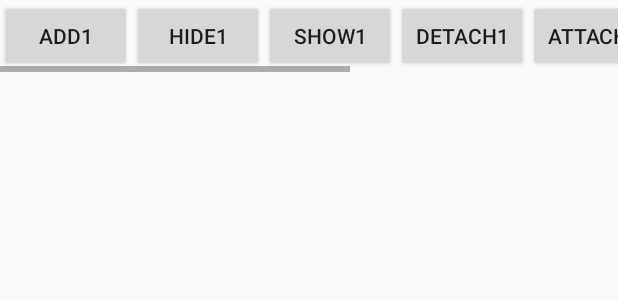
After one commit to TkkSoCool/AndroidSummary, an Android app: the layout activity_fragment_left.xml on its own in the app's theme, with its tools: preview values and no code run, on a phone screen of 412 x 824 dp. The commit adds this screen. Shown: the top 300 px of the screen. Run offline under Robolectric (Android 15) with nearby library versions, the phone set to English and light mode, and no system bars.

Commit message:
。。。

```diff
--- a/app/src/main/AndroidManifest.xml
+++ b/app/src/main/AndroidManifest.xml
@@ -79,8 +79,9 @@
         <activity android:name=".knowledgepoint.frame.dagger2.Dagger2Activity" />
         <activity android:name=".knowledgepoint.frame.permissionsdispatcher_AndAndroidM_File.PermissionAndFileActivity" />
         <activity android:name=".knowledgepoint.frame.Luban.LubanActivity" />
-        <activity android:name=".knowledgepoint.fourcomponents.FileActivity"></activity>
+        <activity android:name=".knowledgepoint.fourcomponents.FileActivity" />
         <activity android:name=".knowledgepoint.view.TabLayoutActivity" />
+        <activity android:name=".knowledgepoint.view.fragment_life.FragmentLifeActivity"></activity>
     </application>
 
 </manifest>
--- a/app/src/main/java/com/tkk/androidsummary/MainActivity.java
+++ b/app/src/main/java/com/tkk/androidsummary/MainActivity.java
@@ -57,7 +57,6 @@ public class MainActivity extends BaseActivity {
         try {
             PackageInfo packageInfo = getPackageManager().getPackageInfo(getApplication().getPackageName(), PackageManager.GET_ACTIVITIES);
             ActivityInfo[] activities = packageInfo.activities;
-
             /**
              * 轮询所有activity的KnowledgeInfo注解信息
              */
--- a/app/src/main/java/com/tkk/androidsummary/knowledgepoint/view/lazyfragment/BaseLazyFragment.java
+++ b/app/src/main/java/com/tkk/androidsummary/knowledgepoint/view/lazyfragment/BaseLazyFragment.java
@@ -13,11 +13,9 @@ import android.widget.FrameLayout;
 
 /**
  * Created  on 2018/1/17
- *
  * @author 唐开阔
- * @describe
+ * @describe 不会从新执行onCreateView方法
  */
-
 public abstract class BaseLazyFragment extends Fragment {
 
     // 检测声明周期中，是否已经构建视图
--- /dev/null
+++ b/app/src/main/res/layout/activity_fragment_left.xml
@@ -0,0 +1,79 @@
+<?xml version="1.0" encoding="utf-8"?>
+<LinearLayout xmlns:android="http://schemas.android.com/apk/res/android"
+    xmlns:app="http://schemas.android.com/apk/res-auto"
+    android:layout_width="match_parent"
+    android:layout_height="match_parent"
+    android:orientation="vertical">
+    <HorizontalScrollView
+        android:layout_width="match_parent"
+        android:layout_height="wrap_content">
+        <LinearLayout
+            android:orientation="horizontal"
+            android:layout_width="match_parent"
+            android:layout_height="wrap_content">
+            <Button
+                android:id="@+id/add1"
+                android:text="add1"
+                android:layout_width="wrap_content"
+                android:layout_height="wrap_content" />
+            <Button
+                android:id="@+id/hide1"
+                android:text="hide1"
+                android:layout_width="wrap_content"
+                android:layout_height="wrap_content" />
+            <Button
+                android:id="@+id/show1"
+                android:text="show1"
+                android:layout_width="wrap_content"
+                android:layout_height="wrap_content" />
+            <Button
+                android:id="@+id/detach1"
+                android:text="detach1"
+                android:layout_width="wrap_content"
+                android:layout_height="wrap_content" />
+            <Button
+                android:id="@+id/attach1"
+                android:text="attach1"
+                android:layout_width="wrap_content"
+                android:layout_height="wrap_content" />
+            <Button
+                android:id="@+id/add2"
+                android:text="add2"
+                android:layout_width="wrap_content"
+                android:layout_height="wrap_content" />
+            <Button
+                android:id="@+id/replace2"
+                android:text="replace2"
+                android:layout_width="wrap_content"
+                android:layout_height="wrap_content" />
+
+            <Button
+                android:id="@+id/remove_all"
+                android:text="remove All"
+                android:layout_width="wrap_content"
+                android:layout_height="wrap_content" />
+
+        </LinearLayout>
+    </HorizontalScrollView>
+
+    <FrameLayout
+        android:id="@+id/fragment_content"
+        android:layout_width="match_parent"
+        android:layout_height="100dp"
+        >
+    </FrameLayout>
+    <android.support.design.widget.TabLayout
+        android:id="@+id/tablayout"
+        android:layout_width="match_parent"
+        app:tabSelectedTextColor="@color/colorAccent"
+        app:tabTextColor="#0fc7d3"
+        android:layout_height="wrap_content">
+
+    </android.support.design.widget.TabLayout>
+    <android.support.v4.view.ViewPager
+        android:id="@+id/viewpager"
+        android:layout_width="match_parent"
+        android:layout_height="match_parent">
+
+    </android.support.v4.view.ViewPager>
+</LinearLayout>
--- a/app/src/main/res/layout/fragment_test.xml
+++ b/app/src/main/res/layout/fragment_test.xml
@@ -8,11 +8,13 @@
 
     <TextView
         android:id="@+id/textView5"
-        android:layout_width="wrap_content"
-        android:layout_height="wrap_content"
+        android:gravity="center"
+        android:layout_width="match_parent"
+        android:layout_height="match_parent"
         android:layout_marginBottom="8dp"
         android:layout_marginTop="8dp"
         android:textSize="20sp"
+        android:textColor="#000000"
         android:text="TextView"
         app:layout_constraintBottom_toBottomOf="parent"
         app:layout_constraintLeft_toLeftOf="parent"
--- a/build.gradle
+++ b/build.gradle
@@ -8,7 +8,7 @@ buildscript {
         jcenter()
     }
     dependencies {
-        classpath 'com.android.tools.build:gradle:3.1.0'
+        classpath 'com.android.tools.build:gradle:3.1.3'
 
         // NOTE: Do not place your application dependencies here; they belong
         // in the individual module build.gradle files
```
Also changed, not shown: app/src/main/java/com/tkk/androidsummary/knowledgepoint/frame/EventBus/TestFragment.java (+7 -2 lines), app/src/main/java/com/tkk/androidsummary/knowledgepoint/frame/Lifecycle/LifecycleActivity.java (added, +15 -0 lines), app/src/main/java/com/tkk/androidsummary/knowledgepoint/view/fragment_life/FragmentLifeActivity.java (added, +122 -0 lines), app/src/main/java/com/tkk/androidsummary/knowledgepoint/view/fragment_life/LifeFragment.java (added, +168 -0 lines), app/src/main/java/com/tkk/androidsummary/knowledgepoint/view/lazyfragment/LazyFragment.java (+15 -3 lines), app/src/main/res/layout/activity_collapsing_toolbar_layout.xml (+0 -30 lines).
